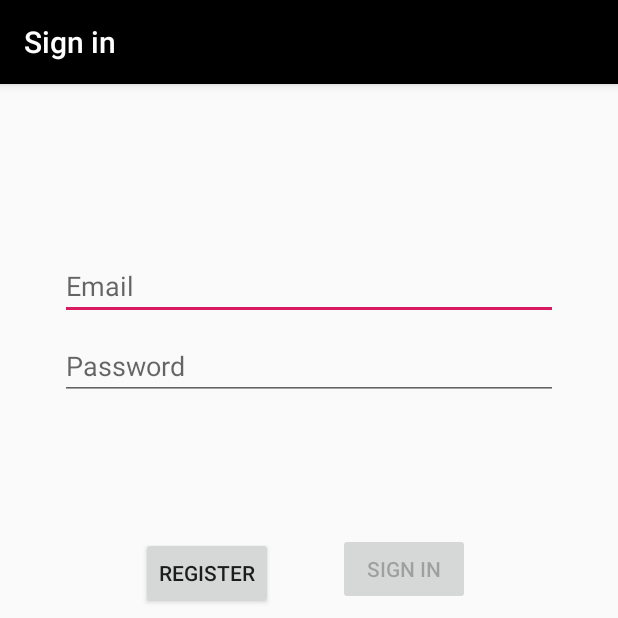
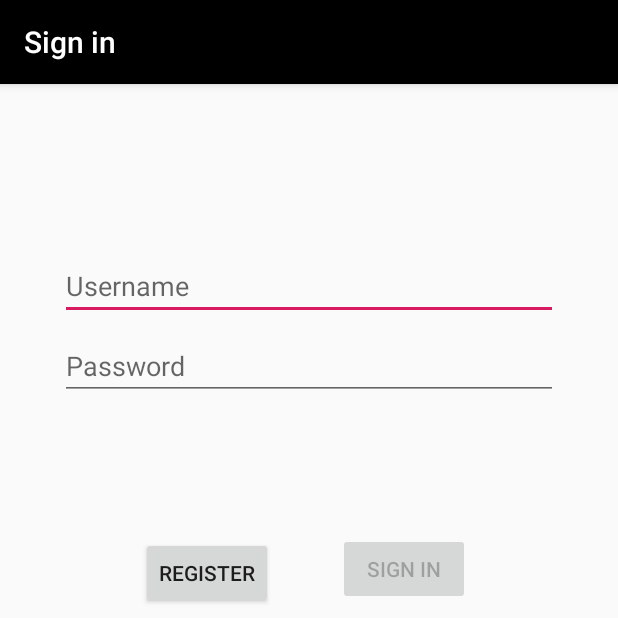
Before and after one commit to ChiragAwale/Trail, an Android app: the screen it shows after launch (LoginActivity), on a phone screen of 412 x 824 dp, the top half of it. Run offline under Robolectric (Android 15) with nearby library versions, the phone set to English and light mode, and no system bars; libraries missing offline, so code that uses them is left out: com.daimajia.androidanimations, io.realm; 13 statements that could not run were skipped.

Commit message:
Handle invalid login

```diff
--- a/Trail/app/src/main/java/com/chiragawale/trail/ui/login/LoginActivity.java
+++ b/Trail/app/src/main/java/com/chiragawale/trail/ui/login/LoginActivity.java
@@ -67,6 +67,7 @@ public class LoginActivity extends AppCompatActivity {
             loadingProgressBar.setVisibility(View.GONE);
             if (loginResult.getError() != null) {
                 showLoginFailed(loginResult.getError());
+                return;
             }
             if (loginResult.getSuccess() != null) {
                 updateUiWithUser(loginResult.getSuccess());
--- a/Trail/app/src/main/res/values/strings.xml
+++ b/Trail/app/src/main/res/values/strings.xml
@@ -3,7 +3,7 @@
     <string name="tab_text_1">Beacon</string>
     <string name="tab_text_2">Google Nearby</string>
     <string name="title_activity_login">Sign in</string>
-    <string name="prompt_email">Email</string>
+    <string name="prompt_email">Username</string>
     <string name="prompt_password">Password</string>
     <string name="action_sign_in">Sign in</string>
     <string name="action_register">Register</string>
```
